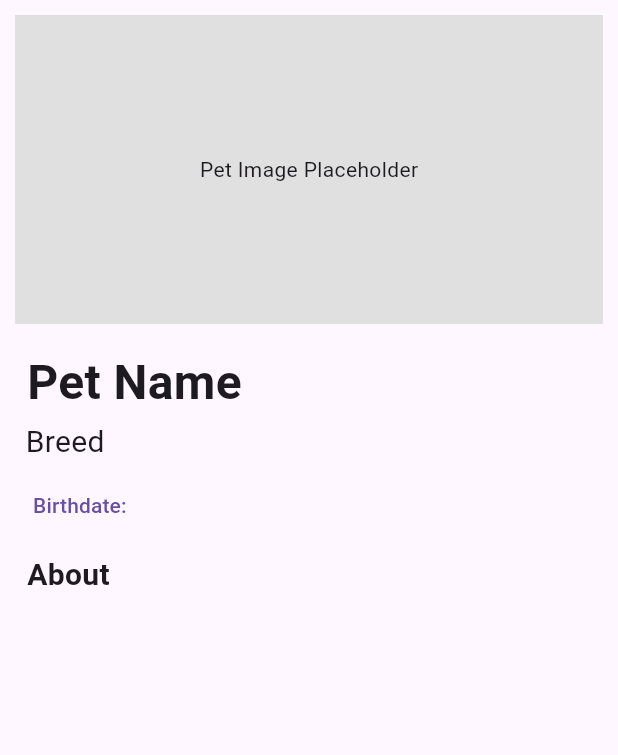
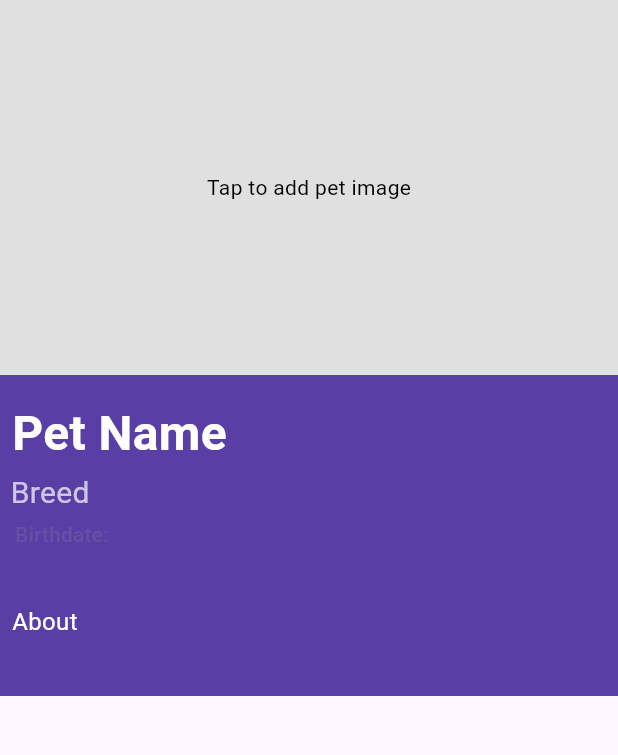
Before and after one commit to CodeJackie/pet-epilepsy-tracker, a Flutter app: the MyPet screen opened directly, on a phone screen of 412 x 824 dp, the part 84-839 px from its top. Run offline on Flutter 3.47's test engine with Material 3 defaults, Android fonts, the phone set to English and light mode, and no system bars; our stand-ins replace image_picker, sqflite; accounts and stored records are empty.

Commit message:
Image picker

```diff
--- a/lib/models/pet_details.dart
+++ b/lib/models/pet_details.dart
@@ -9,6 +9,7 @@ class PetDetails {
   final String? meds;
   final String? medsFrequency;
   final String? about;
+  final String? imagePath;
 
   PetDetails({
     this.id,
@@ -21,6 +22,7 @@ class PetDetails {
     this.meds,
     this.medsFrequency,
     this.about,
+    this.imagePath,
   });
 
   factory PetDetails.fromMap(Map<String, dynamic> map) {
@@ -35,6 +37,7 @@ class PetDetails {
       meds: map['meds'],
       medsFrequency: map['medsFrequency'],
       about: map['about'],
+      imagePath: map['imagePath'],
     );
   }
 
@@ -50,6 +53,7 @@ class PetDetails {
       'meds': meds,
       'medsFrequency': medsFrequency,
       'about': about,
+      'imagePath': imagePath,
     };
   }
 }
--- a/lib/my_pet.dart
+++ b/lib/my_pet.dart
@@ -1,7 +1,9 @@
 import 'package:flutter/material.dart';
 import 'package:intl/intl.dart';
+import 'package:image_picker/image_picker.dart';
 import 'models/pet_details.dart';
 import 'database/database_helper.dart';
+import 'dart:io';
 
 class MyPet extends StatefulWidget {
   @override
@@ -24,7 +26,10 @@ class _MyPetState extends State<MyPet> {
       String age = calculateAge(_birthdate!);
       return TextButton(
         onPressed: _pickBirthdate,
-        child: Text("Age: $age"),
+        child: Text(
+          "Age: $age",
+          style: TextStyle(fontSize:16, color: Colors.white70)
+          ),
       );
     }
   }
@@ -47,6 +52,41 @@ class _MyPetState extends State<MyPet> {
   String? _petName;
   String? _breed;
   String? _about;
+  String? _imagePath;
+
+  Future<void> _pickImage() async {
+    final ImagePicker _picker = ImagePicker();
+    final XFile? image = await _picker.pickImage(source: ImageSource.gallery);
+    if (image !=null) {
+      setState((){
+        _imagePath = image.path;
+      });
+      await DatabaseHelper.instance.updatePetImagePath(_imagePath!, 1);
+    }
+  }
+
+  Widget _buildPetImage() {
+    return GestureDetector(
+      onTap: _pickImage,
+      child: Container(
+        height: 250,
+        width: double.infinity,
+        decoration: BoxDecoration(
+          color: Colors.grey[300],
+          image: _imagePath != null
+            ? DecorationImage(
+              image: FileImage(File(_imagePath!)),
+              fit: BoxFit.cover,
+            )
+            :null,
+        ),
+        alignment: Alignment.center,
+        child: _imagePath == null
+          ? Text('Tap to add pet image', style: TextStyle(color: Colors.black))
+          : null,
+      ),
+    );
+  }
 
   Widget _buildPetName() {
   String displayText = _petName?.isNotEmpty == true ? _petName! : "Pet Name";
@@ -84,7 +124,11 @@ class _MyPetState extends State<MyPet> {
       padding: const EdgeInsets.all(8.0),
       child: Text(
         displayText,
-        style: TextStyle(fontSize: 32, fontWeight: FontWeight.bold),
+        style: TextStyle(
+          fontSize: 32,
+          fontWeight: FontWeight.bold,
+          color: Colors.white
+        ),
       ),
     ),
   );
@@ -126,7 +170,7 @@ class _MyPetState extends State<MyPet> {
       padding: const EdgeInsets.all(4.0),
       child: Text(
         displayText,
-        style: TextStyle(fontSize: 20),
+        style: TextStyle(fontSize: 20, color: Colors.white70),
       ),
     ),
   );
@@ -179,7 +223,7 @@ Widget _buildAbout() {
       padding: const EdgeInsets.all(8.0),
       child: Text(
         displayText,
-        style: const TextStyle(fontSize: 20, fontWeight: FontWeight.bold),
+        style: const TextStyle(fontSize: 16, color: Colors.white),
       ),
     ),
   );
@@ -203,6 +247,7 @@ Widget _buildAbout() {
           _petName = entry.name;
           _breed = entry.breed;
           _about = entry.about;
+          _imagePath = entry.imagePath;
           _birthdate = entry.birthdate != null ? DateTime.tryParse(entry.birthdate!) : null;
         });
       }
@@ -221,31 +266,27 @@ Widget build(BuildContext context) {
       title: Text('Pet Epilepsy Tracker'),
     ),
     body: SingleChildScrollView(
-      child: Padding(
-        padding: const EdgeInsets.all(10.0), // Adjust the overall padding as needed
+      child: Container(
+        color: const Color(0xFF593FA5),
+        padding: const EdgeInsets.fromLTRB(0, 0, 0, 20),
         child: Column(
           crossAxisAlignment: CrossAxisAlignment.start,
           children: <Widget>[
-            SizedBox(height: MediaQuery.of(context).size.height * 0.25,
-              child: DecoratedBox(
-                decoration: BoxDecoration(color: Colors.grey[300]),
-                child: Center(child: Text('Pet Image Placeholder')),
-              ),
-            ),
-            SizedBox(height: 8), // Control the space between image placeholder and next item
+            _buildPetImage(),
+            SizedBox(height: 8),
             _buildPetName(),
             Transform.translate(
-              offset: Offset(3, -10), // Moves up by 10 pixels
+              offset: Offset(3, -10),
               child: _buildBreed(),
             ),
             Transform.translate(
-              offset: Offset(0, -10), // Moves up by 10 pixels
+              offset: Offset(-2, -25),
               child: _buildBirthdateOrAge(),
-            ),   // Continue adding widgets here
+            ),
             Transform.translate(
-              offset: Offset(0, -10), // Moves up by 10 pixels
+              offset: Offset(0, -10),
               child: _buildAbout(),
-            ),   // Continue adding widgets here
+            ),
           ],
         ),
       ),
```
Also changed, not shown: lib/database/database_helper.dart (+14 -2 lines), 1 other file.
